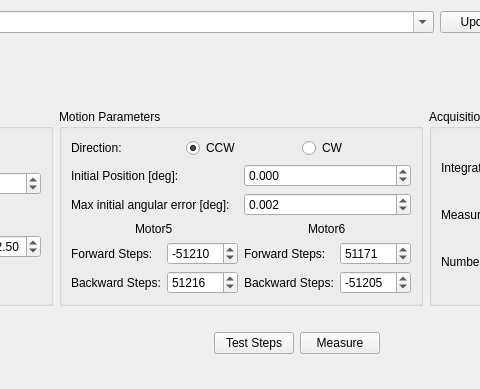
This is flipcoil/gui/ui/measurementwidget.ui in lnls-ima/flip-coil-control as Qt 5 draws it before an edit; both pictures show x 109 to 589 and y 0 to 389 of the 812 by 600 pixel window. The edited form follows.
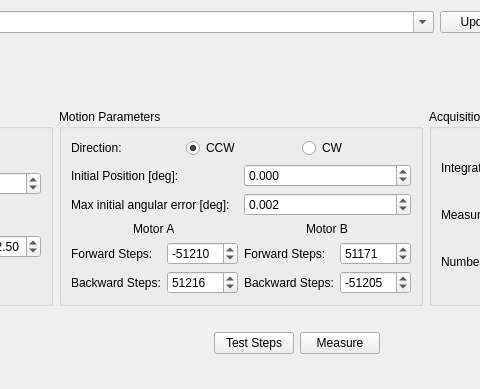
This is the edited form.

Patch:
```diff
--- a/flipcoil/gui/ui/measurementwidget.ui
+++ b/flipcoil/gui/ui/measurementwidget.ui
@@ -154,7 +154,7 @@
           <item row="0" column="0" colspan="2" alignment="Qt::AlignHCenter">
            <widget class="QLabel" name="label_6">
             <property name="text">
-             <string>Motor5</string>
+             <string>Motor A</string>
             </property>
            </widget>
           </item>
@@ -205,7 +205,7 @@
           <item row="0" column="0" colspan="2" alignment="Qt::AlignHCenter">
            <widget class="QLabel" name="label_9">
             <property name="text">
-             <string>Motor6</string>
+             <string>Motor B</string>
             </property>
            </widget>
           </item>
```
